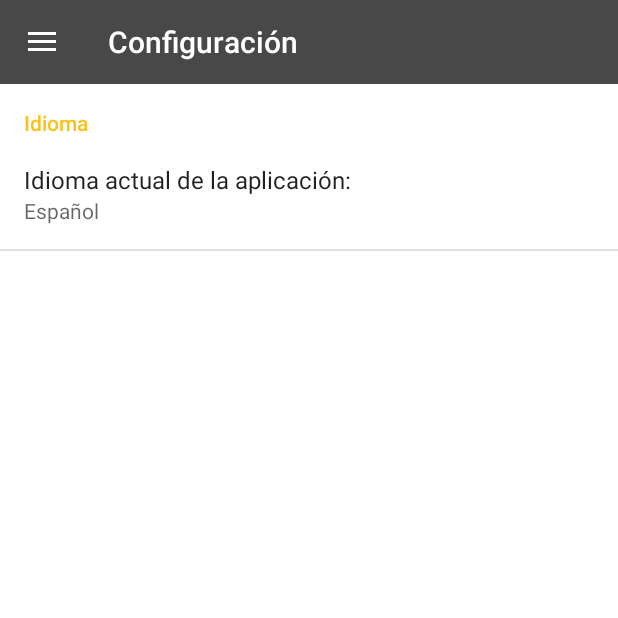
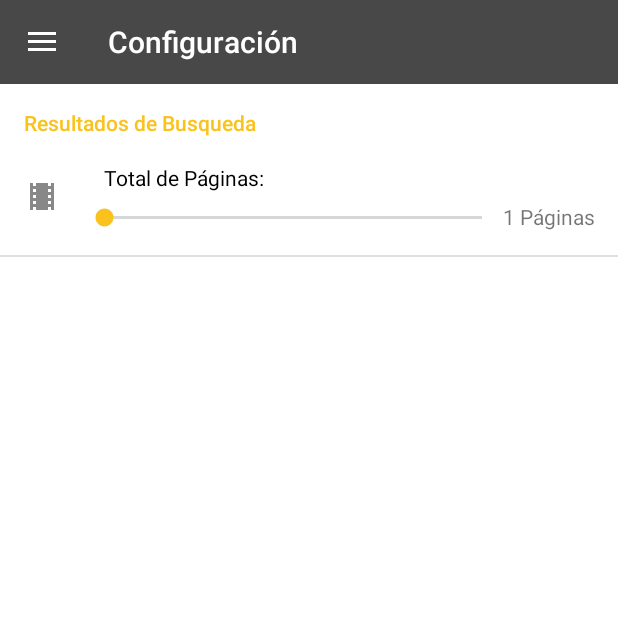
Before and after one commit to CAxGu/Proyecto_MovieLife, an Android app: the ActividadConfiguracion screen opened directly, with no data from a screen before it, on a phone screen of 412 x 824 dp, the top half of it. Run offline under Robolectric (Android 15) with nearby library versions, the phone set to English and light mode, and no system bars.

Commit message:
Settings implementados. Resultados busqueda con seekbar

```diff
--- a/Proyecto Cine/app/src/main/java/com/herprogramacion/movielife/activities/film/ActividadConfiguracion.java
+++ b/Proyecto Cine/app/src/main/java/com/herprogramacion/movielife/activities/film/ActividadConfiguracion.java
@@ -20,8 +20,9 @@ public class ActividadConfiguracion extends AppCompatActivity {
         setContentView(R.layout.actividad_configuracion);
 
         FragmentTransaction ft = getFragmentManager().beginTransaction();
-        ft.add(R.id.contenedor_configuracion, new FragmentoConfiguracion());
-        ft.commit();
+//        ft.add(R.id.contenedor_configuracion, new FragmentoConfiguracion());
+//        ft.commit();
+        ft.replace(R.id.contenedor_configuracion, new FragmentoConfiguracion()).commit();
 
         Toolbar toolbar = (Toolbar) findViewById(R.id.toolbar_configuracion);
         setSupportActionBar(toolbar);
--- a/Proyecto Cine/app/src/main/java/com/herprogramacion/movielife/activities/film/SearchDetailActivity.java
+++ b/Proyecto Cine/app/src/main/java/com/herprogramacion/movielife/activities/film/SearchDetailActivity.java
@@ -125,7 +125,7 @@ public class SearchDetailActivity extends AppCompatActivity implements View.OnCl
         if (v == fab) {
             DatabaseReference FilmsRef = FirebaseDatabase.getInstance().getReference().child("peliculas_favoritas");
             FilmsRef.push().setValue(film);
-            Snackbar.make(v, "Añadido a Mis Favoritos", Snackbar.LENGTH_LONG)
+            Snackbar.make(v, R.string.agregado_favoritos, Snackbar.LENGTH_LONG)
                     .setAction("Action", null).show();
         }
 
--- /dev/null
+++ b/Proyecto Cine/app/src/main/java/com/herprogramacion/movielife/utilities/SeekBarPreference.java
@@ -0,0 +1,148 @@
+package com.herprogramacion.movielife.utilities;
+import android.content.Context;
+import android.graphics.Color;
+import android.preference.Preference;
+import android.support.v4.content.ContextCompat;
+import android.util.AttributeSet;
+import android.view.Gravity;
+import android.view.View;
+import android.view.ViewGroup;
+import android.widget.ImageView;
+import android.widget.LinearLayout;
+import android.widget.RelativeLayout;
+import android.widget.SeekBar;
+import android.widget.TextView;
+
+import com.herprogramacion.movielife.R;
+
+public class SeekBarPreference extends Preference implements SeekBar.OnSeekBarChangeListener {
+    private static final String ANDROIDNS = "http://schemas.android.com/apk/res/android";
+    private static final String MYPREFERENCESNS = "com.hermosaprogramacion.movielife.seekbar";
+
+    private static final int NULL = -1;
+    private static final int DEFAULT_MIN_VALUE = 1;
+    private static final int DEFAULT_MAX_VALUE = 100;
+
+    private static final int LAYOUT_PADDING = R.dimen.preference_padding;
+    private static final int SEEK_BAR_PADDING = 20;
+
+    private SeekBar seekBar;
+    private TextView titleText, valueText;
+    private ImageView iconImage;
+    private Context context;
+
+    private int titleId, textId, iconId;
+    private int maxValue, minValue, currentValue;
+
+    public SeekBarPreference(Context context, AttributeSet attrs) {
+        super(context, attrs);
+        this.context = context;
+
+        titleId = attrs.getAttributeResourceValue(ANDROIDNS, "title", NULL);
+        textId = attrs.getAttributeResourceValue(ANDROIDNS, "text", NULL);
+        iconId = attrs.getAttributeResourceValue(ANDROIDNS, "icon", NULL);
+        maxValue = attrs.getAttributeIntValue(MYPREFERENCESNS, "maxValue", DEFAULT_MAX_VALUE);
+        minValue = attrs.getAttributeIntValue(MYPREFERENCESNS, "minValue", DEFAULT_MIN_VALUE);
+        currentValue = getPersistedInt(DEFAULT_MIN_VALUE);
+    }
+
+    ////////////////////////////////Preference methods/////////////////////////////////
+    @Override
+    protected View onCreateView(ViewGroup parent) {
+        LinearLayout mainLayout = new LinearLayout(context);
+        mainLayout.setOrientation(LinearLayout.HORIZONTAL);
+        int padding = (int) getContext().getResources().getDimension(LAYOUT_PADDING);
+        mainLayout.setGravity(Gravity.CENTER_VERTICAL);
+        mainLayout.setPadding(padding * 2, padding, padding, padding);
+
+        iconImage = new ImageView(context);
+        if (iconId != NULL) {
+            iconImage.setImageDrawable(ContextCompat.getDrawable(context, iconId));
+            iconImage.setColorFilter(Color.GRAY);
+        }
+        mainLayout.addView(iconImage);
+
+        RelativeLayout secondaryLayout = new RelativeLayout(context);
+        secondaryLayout.setLayoutParams(new RelativeLayout.LayoutParams(
+                RelativeLayout.LayoutParams.MATCH_PARENT, RelativeLayout.LayoutParams.WRAP_CONTENT));
+        secondaryLayout.setPadding(padding * 2, padding, padding, padding);
+        mainLayout.addView(secondaryLayout);
+
+        titleText = new TextView(context);
+        titleText.setId(1234);
+        if (titleId != NULL) {
+            titleText.setText(titleId);
+            titleText.setTextColor(Color.BLACK);
+            titleText.setPadding(SEEK_BAR_PADDING, 0, 0, 0);
+        }
+        RelativeLayout.LayoutParams titleTextParams = new RelativeLayout.LayoutParams(
+                RelativeLayout.LayoutParams.WRAP_CONTENT, RelativeLayout.LayoutParams.WRAP_CONTENT);
+        titleTextParams.addRule(RelativeLayout.ALIGN_PARENT_LEFT);
+        secondaryLayout.addView(titleText, titleTextParams);
+
+        valueText = new TextView(context);
+        valueText.setId(2345);
+        valueText.setGravity(Gravity.END);
+        valueText.setPadding(0, 10, 0, 0);
+        RelativeLayout.LayoutParams valueTextParams = new RelativeLayout.LayoutParams(
+                RelativeLayout.LayoutParams.WRAP_CONTENT, RelativeLayout.LayoutParams.WRAP_CONTENT);
+        valueTextParams.addRule(RelativeLayout.ALIGN_PARENT_RIGHT);
+        valueTextParams.addRule(RelativeLayout.BELOW, titleText.getId());
+        secondaryLayout.addView(valueText, valueTextParams);
+
+        seekBar = new SeekBar(context);
+        seekBar.setPadding(SEEK_BAR_PADDING, 10, SEEK_BAR_PADDING, 0);
+        RelativeLayout.LayoutParams seekBarParams = new RelativeLayout.LayoutParams(
+                RelativeLayout.LayoutParams.MATCH_PARENT, RelativeLayout.LayoutParams.WRAP_CONTENT);
+        seekBarParams.addRule(RelativeLayout.BELOW, titleText.getId());
+        seekBarParams.addRule(RelativeLayout.LEFT_OF, valueText.getId());
+        seekBarParams.addRule(RelativeLayout.ALIGN_PARENT_BOTTOM);
+        secondaryLayout.addView(seekBar, seekBarParams);
+
+        seekBar.setOnSeekBarChangeListener(this);
+        seekBar.setMax(maxValue - minValue);
+        seekBar.setProgress(currentValue - minValue);
+
+        return mainLayout;
+    }
+
+    @Override
+    protected void onBindView (View view){
+        super.onBindView(view);
+        seekBar.setMax(maxValue - minValue);
+        seekBar.setProgress(currentValue - minValue);
+    }
+
+    @Override
+    protected void onSetInitialValue(boolean restoreValue, Object defaultValue){
+        if (restoreValue){
+            currentValue = shouldPersist() ? getPersistedInt(currentValue) : 0;
+        } else {
+            currentValue = (Integer) defaultValue;
+        }
+    }
+
+    /////////////////////////OnSeekBarChangeListener implementation/////////////////////////
+    @Override
+    public void onProgressChanged(SeekBar seek, int value, boolean fromTouch) {
+        if (fromTouch) {
+            currentValue = value + minValue;
+            String sValue = String.valueOf(currentValue);
+            valueText.setText(textId == NULL ? sValue : sValue.concat(" ").concat(getContext().getString(textId)));
+        } else {
+            valueText.setText(textId == NULL ? String.valueOf(currentValue) :
+                    String.valueOf(currentValue).concat(" ").concat(getContext().getString(textId)));
+        }
+    }
+
+    @Override
+    public void onStartTrackingTouch(SeekBar seek) {
+    }
+
+    @Override
+    public void onStopTrackingTouch(SeekBar seek) {
+        if (shouldPersist()) {
+            persistInt(currentValue);
+        }
+    }
+}
--- a/Proyecto Cine/app/src/main/res/values/strings.xml
+++ b/Proyecto Cine/app/src/main/res/values/strings.xml
@@ -5,24 +5,6 @@
     <string name="Espanol">Español</string>
     <string name="Ingles">Ingles</string>
 
-    <!-- notificaciones via email -->
-    <!--
-    <string name="categoria_notificaciones">Notificaciones</string>
-
-    <string name="titulo_preferencia">Frecuencia de notificaciones por correo</string>
-    <string name="key_preferencia">lista_frecuencias</string>
-    <string-array name="lista_frecuencia">
-        <item>Un correo diario</item>
-        <item>Un correo a la semana</item>
-        <item>Un correo al mes</item>
-        <item>No quiero recibir correos</item>
-    </string-array>
-    <string-array name="lista_valores_frecuencia">
-        <item>0</item>
-        <item>1</item>
-        <item>2</item>
-        <item>3</item>
-    </string-array>-->
 
     <!-- Setting Idiomas -->
     <string name="categoria_idiomas">Idioma</string>
@@ -84,6 +66,8 @@
     <string name="titulo_tab_direcciones">DIRECCIONES</string>
     <string name="titulo_tab_tarjetas">TARJETAS</string>
     <string name="titulo_actividad_configuracion">Configuración</string>
+    <string name="prf_busqueda">Resultados de Busqueda</string>
+    <string name="prf_results">Total de Páginas:</string>
 
 
     <!-- Anotaciones -->
@@ -100,6 +84,7 @@
     <string name="etiqueta_info_usuario">Información del usuario</string>
     <string name="title_activity_actividad_detalles_inicio">ActividadDetallesInicio</string>
     <string name="title_activity_locate">Cerca de </string>
+    <string name="results">Páginas</string>
 
     <!-- Lite Mode -->
     <string name="lite_demo_label">Cerca de ti</string>
--- a/Proyecto Cine/app/src/main/res/xml/preferencias.xml
+++ b/Proyecto Cine/app/src/main/res/xml/preferencias.xml
@@ -1,19 +1,20 @@
-<PreferenceScreen xmlns:android="http://schemas.android.com/apk/res/android">
+<?xml version="1.0" encoding="utf-8"?>
+<PreferenceScreen xmlns:android="http://schemas.android.com/apk/res/android"
+    xmlns:mypreferences="com.hermosaprogramacion.movielife.seekbar">
 
-  <!--  <PreferenceCategory
-        android:key="categoria_notificaciones"
-        android:title="@string/categoria_notificaciones">
-        <ListPreference
-            android:defaultValue="0"
-            android:entries="@array/lista_frecuencia"
-            android:entryValues="@array/lista_valores_frecuencia"
-            android:key="@string/key_preferencia"
-            android:negativeButtonText="@null"
-            android:positiveButtonText="@null"
-            android:summary="%s"
-            android:title="@string/titulo_preferencia" />
-    </PreferenceCategory>-->
     <PreferenceCategory
+        android:title="@string/prf_busqueda"/>
+
+    <com.herprogramacion.movielife.utilities.SeekBarPreference
+        android:key="prf_seekbar"
+        android:title="@string/prf_results"
+        android:icon="@drawable/filmstrip"
+        android:text="@string/results"
+        android:persistent="true"
+        mypreferences:minValue="1"
+        mypreferences:maxValue="100" />
+
+   <!-- <PreferenceCategory
         android:key="categoria_idiomas"
         android:title="@string/categoria_idiomas">
         <ListPreference
@@ -25,5 +26,5 @@
             android:positiveButtonText="@null"
             android:summary="%s"
             android:title="@string/titulo_idiomas" />
-    </PreferenceCategory>
+    </PreferenceCategory>-->
 </PreferenceScreen>
```
Also changed, not shown: Proyecto Cine/app/src/main/AndroidManifest.xml (+5 -5 lines), Proyecto Cine/app/src/main/java/com/herprogramacion/movielife/activities/film/Search_Activity.java (+56 -4 lines), Proyecto Cine/app/src/main/java/com/herprogramacion/movielife/net/PelisClient.java (+14 -0 lines), Proyecto Cine/app/src/main/res/values/attrs.xml (added, +7 -0 lines), 1 other file.
